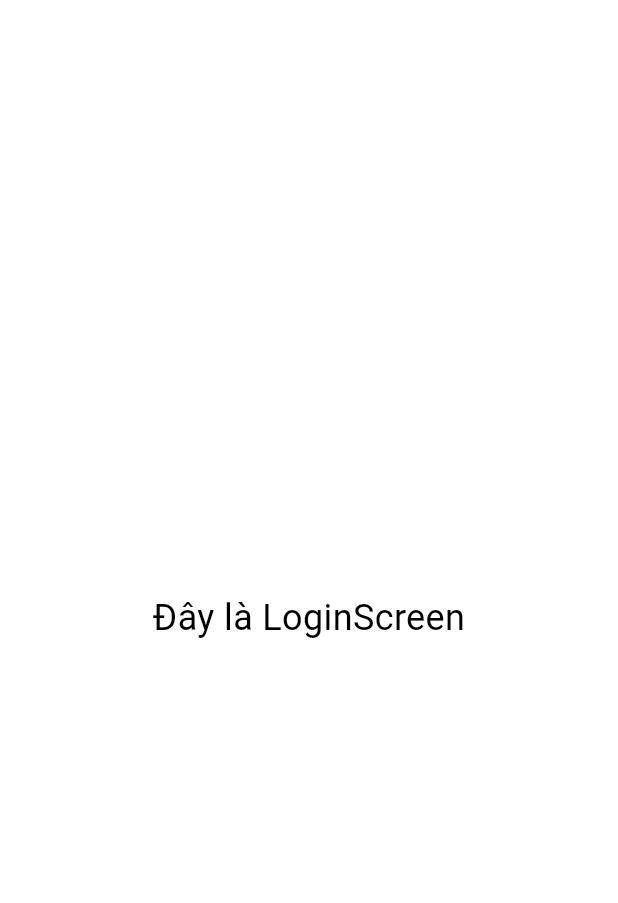
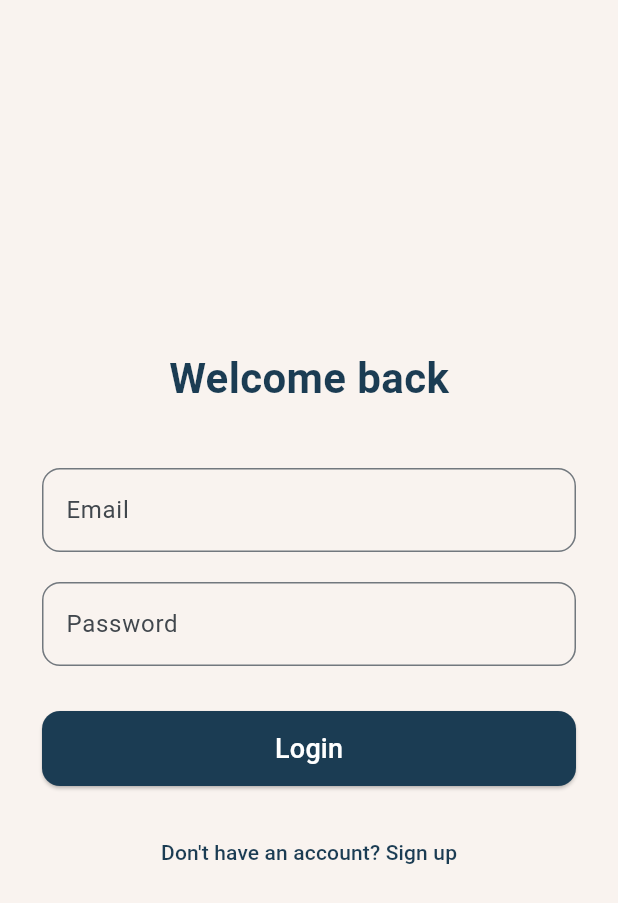
Before and after one commit to Tbangg/Fotoz, a Flutter app: the screen it shows after launch, on a phone screen of 412 x 824 dp. Shown: the top 903 px of the screen. Run offline on Flutter 3.47's test engine with Material 3 defaults, Android fonts, the phone set to English and light mode, and no system bars; our stand-ins replace firebase_auth, firebase_core; accounts and stored records are empty.

Commit message:
update 1st signup, login, homepage

```diff
--- /dev/null
+++ b/lib/services/auth_service.dart
@@ -0,0 +1,30 @@
+import 'package:firebase_auth/firebase_auth.dart';
+
+class AuthService {
+  final FirebaseAuth _auth = FirebaseAuth.instance;
+
+  //sign up
+  Future<User?> signUp(String email, String password) async {
+    final credential = await _auth.createUserWithEmailAndPassword(
+      email: email,
+      password: password,
+    );
+    return credential.user;
+  }
+
+  Future<User?> signIn(String email, String password) async {
+    final credential = await _auth.signInWithEmailAndPassword(
+      email: email,
+      password: password,
+    );
+    return credential.user;
+  }
+
+  //sign out
+  Future<void> signOut() async {
+    await _auth.signOut();
+  }
+
+  //get current user
+  User? get currentUser => _auth.currentUser;
+}
--- /dev/null
+++ b/lib/ui/screens/auth.wrapper.dart
@@ -0,0 +1,31 @@
+import 'package:firebase_auth/firebase_auth.dart';
+import 'package:flutter/material.dart';
+import 'package:fotoz/ui/screens/home_screen.dart';
+import 'package:fotoz/ui/screens/login_screen.dart';
+import 'package:fotoz/ui/screens/splash_screen.dart';
+import 'package:fotoz/ui/theme/app_theme.dart';
+
+class AuthWrapper extends StatelessWidget {
+  const AuthWrapper({super.key});
+
+  @override
+  Widget build(BuildContext context) {
+    return StreamBuilder<User?>(
+      stream: FirebaseAuth.instance.authStateChanges(),
+      builder: (context, snapshot) {
+        if (snapshot.connectionState == ConnectionState.waiting) {
+          return const Scaffold(
+            backgroundColor: AppTheme.offWhite,
+            body: SplashScreen(),
+          );
+        }
+
+        if (snapshot.hasData) {
+          return const HomeScreen();
+        }
+
+        return const LoginScreen();
+      },
+    );
+  }
+}
--- /dev/null
+++ b/lib/ui/screens/login_screen.dart
@@ -0,0 +1,155 @@
+import 'package:flutter/material.dart';
+import 'package:fotoz/services/auth_service.dart';
+import 'package:fotoz/ui/theme/app_theme.dart';
+import 'signup_screen.dart';
+import 'home_screen.dart';
+
+class LoginScreen extends StatefulWidget {
+  const LoginScreen({super.key});
+
+  @override
+  State<LoginScreen> createState() => _LoginScreenState();
+}
+
+class _LoginScreenState extends State<LoginScreen> {
+  final _emailController = TextEditingController();
+  final _passwordController = TextEditingController();
+  final _authService = AuthService();
+
+  bool _isLoading = false;
+
+  void _login() async {
+    // Check if the widget is still in the tree before proceeding
+    if (!mounted) return;
+
+    setState(() => _isLoading = true);
+    try {
+      final user = await _authService.signIn(
+        _emailController.text.trim(),
+        _passwordController.text.trim(),
+      );
+
+      if (user != null && mounted) {
+        Navigator.pushReplacement(
+          context,
+          MaterialPageRoute(builder: (_) => const HomeScreen()),
+        );
+      }
+    } catch (e) {
+      if (mounted) {
+        ScaffoldMessenger.of(context).showSnackBar(
+          SnackBar(content: Text('Fail to Sign In: ${e.toString()}')),
+        );
+      }
+    } finally {
+      if (mounted) {
+        setState(() => _isLoading = false);
+      }
+    }
+  }
+
+  @override
+  void dispose() {
+    _emailController.dispose();
+    _passwordController.dispose();
+    super.dispose();
+  }
+
+  @override
+  Widget build(BuildContext context) {
+    // Get the screen height to set minimum height for the content
+    final screenHeight = MediaQuery.of(context).size.height;
+    final topPadding = MediaQuery.of(context).padding.top;
+    final bottomPadding = MediaQuery.of(context).padding.bottom;
+
+    return Scaffold(
+      backgroundColor: AppTheme.offWhite,
+      // Use SingleChildScrollView to prevent overflow when keyboard appears
+      body: SingleChildScrollView(
+        child: Padding(
+          padding: const EdgeInsets.all(28),
+          // Use ConstrainedBox to ensure the Column takes at least the screen height
+          // This keeps the content centered vertically.
+          child: ConstrainedBox(
+            constraints: BoxConstraints(
+              minHeight:
+                  screenHeight -
+                  topPadding -
+                  bottomPadding -
+                  56, // 56 = 28 * 2 for padding
+            ),
+            child: Column(
+              mainAxisAlignment: MainAxisAlignment.center,
+              children: [
+                Text(
+                  "Welcome back",
+                  style: TextStyle(
+                    color: AppTheme.darkBlue,
+                    fontSize: 28,
+                    fontWeight: FontWeight.bold,
+                  ),
+                ),
+                const SizedBox(height: 40),
+                TextField(
+                  controller: _emailController,
+                  keyboardType: TextInputType.emailAddress,
+                  decoration: InputDecoration(
+                    labelText: "Email",
+                    border: OutlineInputBorder(
+                      borderRadius: BorderRadius.circular(12),
+                    ),
+                  ),
+                ),
+                const SizedBox(height: 20),
+                TextField(
+                  controller: _passwordController,
+                  obscureText: true,
+                  decoration: InputDecoration(
+                    labelText: "Password",
+                    border: OutlineInputBorder(
+                      borderRadius: BorderRadius.circular(12),
+                    ),
+                  ),
+                ),
+                const SizedBox(height: 30),
+                ElevatedButton(
+                  onPressed: _isLoading ? null : _login,
+                  style: ElevatedButton.styleFrom(
+                    backgroundColor: AppTheme.darkBlue,
+                    minimumSize: const Size(double.infinity, 50),
+                    shape: RoundedRectangleBorder(
+                      borderRadius: BorderRadius.circular(12),
+                    ),
+                  ),
+                  child: _isLoading
+                      ? const SizedBox(
+                          height: 24,
+                          width: 24,
+                          child: CircularProgressIndicator(
+                            color: Colors.white,
+                            strokeWidth: 3,
+                          ),
+                        )
+                      : const Text(
+                          "Login",
+                          style: TextStyle(color: Colors.white, fontSize: 18),
+                        ),
+                ),
+                const SizedBox(height: 20),
+                TextButton(
+                  onPressed: () {
+                    Navigator.push(
+                      context,
+                      MaterialPageRoute(builder: (_) => const SignUpScreen()),
+                    );
+                  },
+                  child: const Text("Don't have an account? Sign up"),
+                ),
+              ],
+            ),
+          ),
+        ),
+      ),
+    );
+  }
+}
--- a/lib/ui/screens/splash_screen.dart
+++ b/lib/ui/screens/splash_screen.dart
@@ -2,8 +2,8 @@ import 'dart:async';
 import 'package:flutter/material.dart';
 import 'package:firebase_auth/firebase_auth.dart';
 import 'package:fotoz/ui/theme/app_theme.dart';
-// import 'login_screen.dart';
-// import 'home_screen.dart';
+import 'login_screen.dart';
+import 'home_screen.dart';
 
 class SplashScreen extends StatefulWidget {
   const SplashScreen({super.key});
@@ -59,38 +59,3 @@ class _SplashScreenState extends State<SplashScreen> {
     );
   }
 }
-
-// TẠM THỜI THÊM Ở CUỐI FILE splash_screen.dart ĐỂ TEST
-class LoginScreen extends StatelessWidget {
-  const LoginScreen({super.key});
-
-  @override
-  Widget build(BuildContext context) {
-    return Scaffold(
-      backgroundColor: Colors.white,
-      body: Center(
-        child: Text(
-          "Đây là LoginScreen",
-          style: TextStyle(fontSize: 24, color: Colors.black),
-        ),
-      ),
-    );
-  }
-}
-
-class HomeScreen extends StatelessWidget {
-  const HomeScreen({super.key});
-
-  @override
-  Widget build(BuildContext context) {
-    return Scaffold(
-      backgroundColor: Colors.white,
-      body: Center(
-        child: Text(
-          "Đây là HomeScreen",
-          style: TextStyle(fontSize: 24, color: Colors.black),
-        ),
-      ),
-    );
-  }
-}
```
Also changed, not shown: lib/main.dart (+17 -5 lines), lib/ui/screens/home_screen.dart (added, +40 -0 lines), lib/ui/screens/signup_screen.dart (added, +143 -0 lines), 5 other files.
